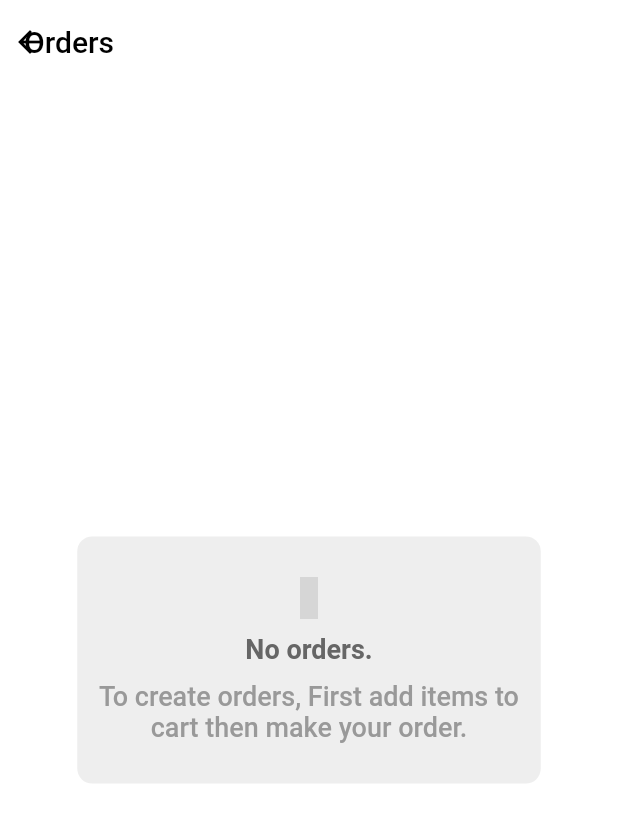
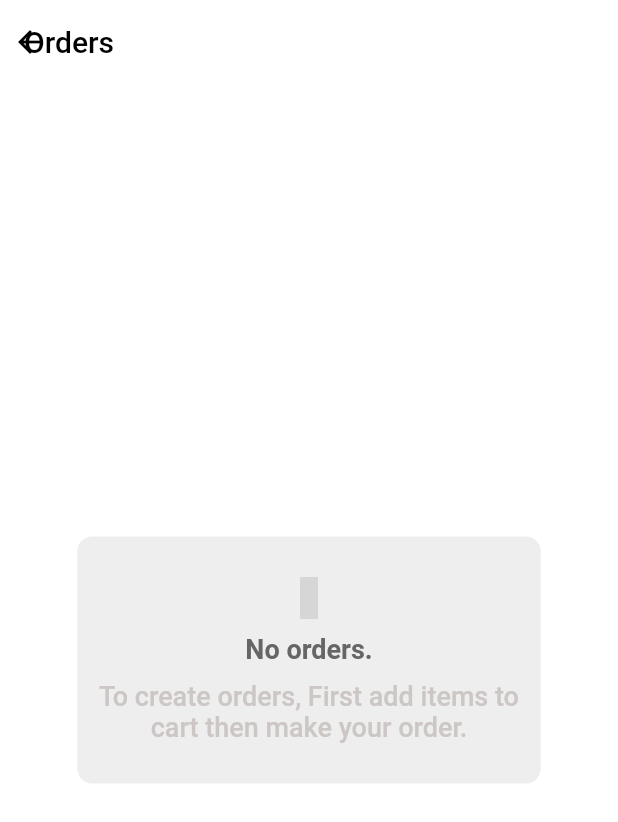
Before and after one commit to ptahsam/vege_food, a Flutter app: the OrderScreen screen opened directly, on a phone screen of 412 x 824 dp. Shown: the top 822 px of the screen. Run offline on Flutter 3.47's test engine with Material 2 defaults, Android fonts, the phone set to English and light mode, and no system bars; our stand-ins replace dio, dots_indicator, extended_image, fade_shimmer, file_picker, fluttertoast and 6 more; missing offline and left inert: dart:ffi; accounts and stored records are empty; network calls fail; grey boxes are pictures that could not be loaded.

```diff
--- a/lib/auth/login_screen.dart
+++ b/lib/auth/login_screen.dart
@@ -76,7 +76,7 @@ class _LoginScreenState extends State<LoginScreen> {
                       style: TextStyle(
                         fontWeight: FontWeight.w400,
                         fontSize: 18.0,
-                        color: Palette.textColor1
+                        color: Palette.textColor2
                       ),
                     ),
                   ),
--- a/lib/auth/register_screen.dart
+++ b/lib/auth/register_screen.dart
@@ -73,7 +73,7 @@ class _RegisterScreenState extends State<RegisterScreen> {
                     style: TextStyle(
                         fontWeight: FontWeight.w400,
                         fontSize: 18.0,
-                        color: Palette.textColor1
+                        color: Palette.textColor2
                     ),
                   ),
                 ),
--- a/lib/config/palette.dart
+++ b/lib/config/palette.dart
@@ -11,4 +11,5 @@ class Palette
   static const Color icon1 = Color(0xFFffd28d);
   static const Color icon2 = Color(0xFFfcab88);
   static const Color icon3 = Color(0xFF8f837f);
+  static const Color textColor2 = Color(0xFFccc7c5);
 }
--- a/lib/screens/order_screen.dart
+++ b/lib/screens/order_screen.dart
@@ -95,12 +95,12 @@ class _OrderScreenState extends State<OrderScreen> {
                     padding: const EdgeInsets.symmetric(horizontal: 10.0),
                     child: Text(
                       "To create orders, First add items to cart then make your order.",
-                      maxLines: 2,
+                      maxLines: 3,
                       textAlign: TextAlign.center,
                       style: TextStyle(
                         fontSize: 18.0,
                         fontWeight: FontWeight.w500,
-                        color: Palette.textColor1,
+                        color: Palette.textColor2,
                       ),
                     ),
                   ),
```
